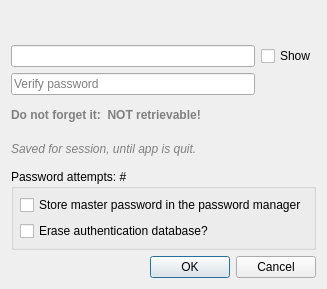
First picture: the form in src/ui/qgscredentialdialog.ui, repository pcav/QGIS-1, before the edit.
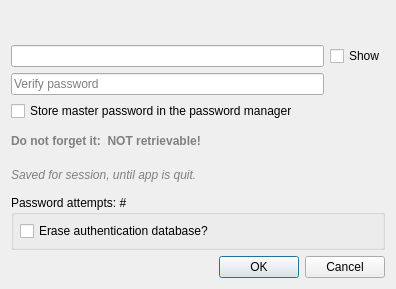
Second picture: the form after the edit.

Commit message: Password helper UI/UX

The edit to the form file:
```diff
--- a/src/ui/qgscredentialdialog.ui
+++ b/src/ui/qgscredentialdialog.ui
@@ -6,7 +6,7 @@
    <rect>
     <x>0</x>
     <y>0</y>
-    <width>278</width>
+    <width>396</width>
     <height>289</height>
    </rect>
   </property>
@@ -154,6 +154,13 @@
          </item>
         </layout>
        </item>
+       <item>
+        <widget class="QCheckBox" name="chkbxPasswordHelperEnable">
+         <property name="text">
+          <string>Store master password in the password manager</string>
+         </property>
+        </widget>
+       </item>
        <item>
         <widget class="QLabel" name="lblDontForget">
          <property name="styleSheet">
@@ -204,13 +211,6 @@
           <property name="bottomMargin">
            <number>6</number>
           </property>
-          <item>
-           <widget class="QCheckBox" name="chkbxUsePasswordHelper">
-            <property name="text">
-             <string>Store master password in the password manager</string>
-            </property>
-           </widget>
-          </item>
           <item>
            <widget class="QCheckBox" name="chkbxEraseAuthDb">
             <property name="text">
```
The commit also changes 7 other files.
